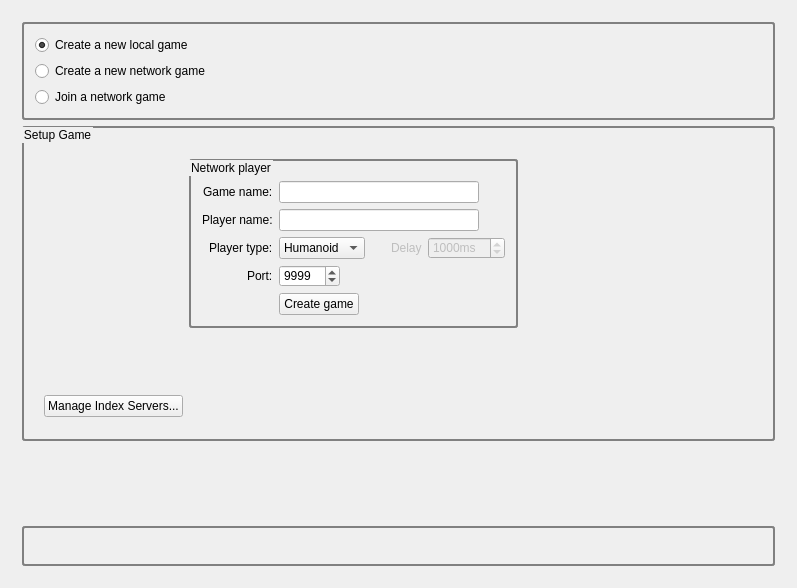
antoniusriha/con4, file src/con4/mainwindow.ui: the form before one commit.
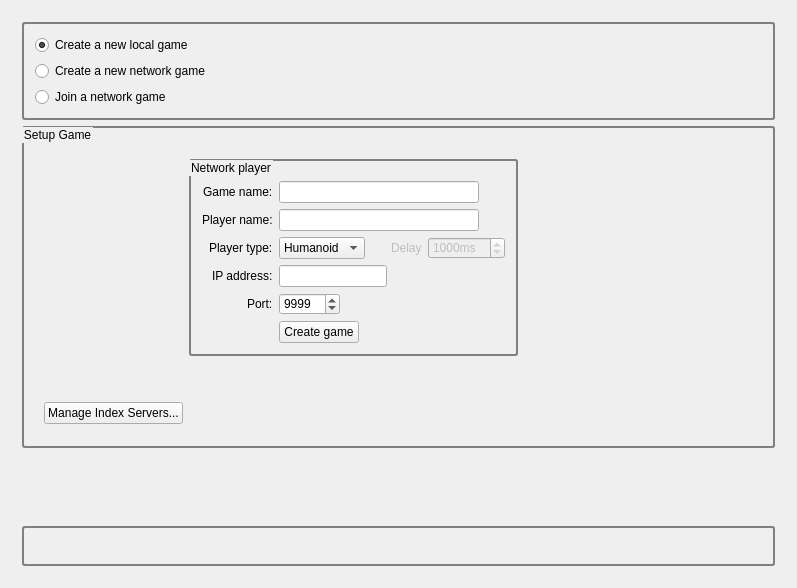
The form after the commit. The open tabs and pages were chosen to show the change. Custom widgets are drawn as their Qt base class.

Diff of the .ui file:
```diff
--- a/src/con4/mainwindow.ui
+++ b/src/con4/mainwindow.ui
@@ -327,7 +327,7 @@
                         </property>
                        </widget>
                       </item>
-                      <item row="3" column="0">
+                      <item row="4" column="0">
                        <widget class="QLabel" name="label_3">
                         <property name="text">
                          <string>Port:</string>
@@ -337,7 +337,7 @@
                         </property>
                        </widget>
                       </item>
-                      <item row="3" column="1">
+                      <item row="4" column="1">
                        <widget class="QSpinBox" name="sbPort">
                         <property name="minimum">
                          <number>1025</number>
@@ -350,7 +350,7 @@
                         </property>
                        </widget>
                       </item>
-                      <item row="4" column="1">
+                      <item row="5" column="1">
                        <widget class="QPushButton" name="btnCreateGame">
                         <property name="sizePolicy">
                          <sizepolicy hsizetype="Maximum" vsizetype="Fixed">
@@ -429,6 +429,16 @@
                         </item>
                        </layout>
                       </item>
+                      <item row="3" column="1">
+                       <widget class="QLineEdit" name="txtIpAddress"/>
+                      </item>
+                      <item row="3" column="0">
+                       <widget class="QLabel" name="label_6">
+                        <property name="text">
+                         <string>IP address:</string>
+                        </property>
+                       </widget>
+                      </item>
                      </layout>
                     </item>
                    </layout>
```
Left out of the diff: 40 changed lines with no effect on the pictures.
